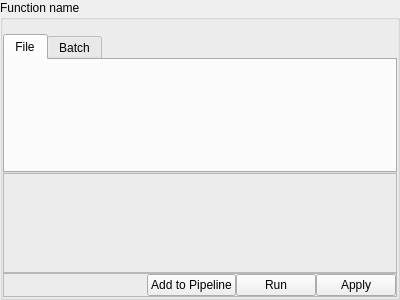
Above: damaker_gui/windows/FunctionForm.ui from sebbeutler/DAMAKER_old before the change. Below: the same form after it.
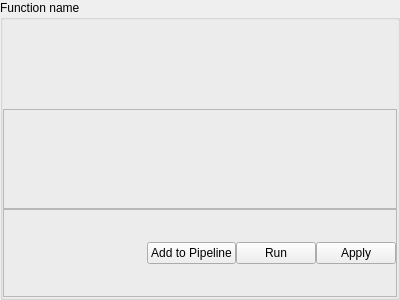
That is the form after the change. Custom widgets are drawn as their Qt base class.

Diff of the .ui file:
```diff
--- a/damaker_gui/windows/FunctionForm.ui
+++ b/damaker_gui/windows/FunctionForm.ui
@@ -37,29 +37,9 @@
      <property name="text">
       <string/>
      </property>
-    </widget>
-   </item>
-   <item>
-    <widget class="QTabWidget" name="tabWidget">
-     <property name="minimumSize">
-      <size>
-       <width>0</width>
-       <height>100</height>
-      </size>
+     <property name="margin">
+      <number>15</number>
      </property>
-     <property name="currentIndex">
-      <number>0</number>
-     </property>
-     <widget class="QWidget" name="fileTab">
-      <attribute name="title">
-       <string>File</string>
-      </attribute>
-     </widget>
-     <widget class="QWidget" name="batchTab">
-      <attribute name="title">
-       <string>Batch</string>
-      </attribute>
-     </widget>
     </widget>
    </item>
    <item>
```
